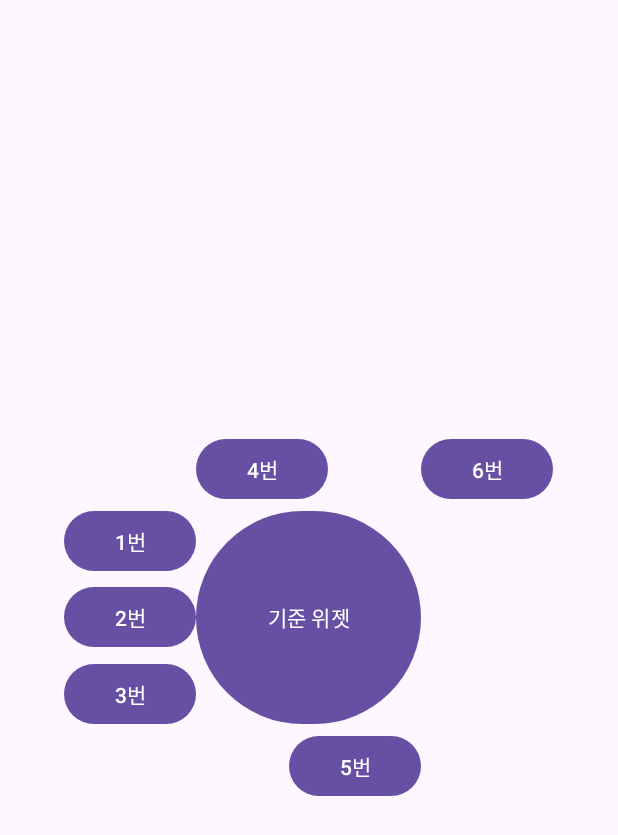
After one commit to jung0115/GNU_MobileProgramming, an Android app: the MainActivity3 screen opened directly, with no data from a screen before it, on a phone screen of 412 x 824 dp. The commit adds this screen. Shown: the top 835 px of the screen. Run offline under Robolectric (Android 15) with nearby library versions, the phone set to English and light mode, and no system bars.

Commit message:
[WEEK05] #8 - RelativeLayout 상대적인 위치

```diff
--- a/Week05_2/app/src/main/AndroidManifest.xml
+++ b/Week05_2/app/src/main/AndroidManifest.xml
@@ -13,6 +13,12 @@
         android:theme="@style/Theme.Week05_2"
         tools:targetApi="31">
         <activity
+            android:name=".MainActivity3"
+            android:exported="false" />
+        <activity
+            android:name=".MainActivity2"
+            android:exported="false" />
+        <activity
             android:name=".MainActivity"
             android:exported="true">
             <intent-filter>
--- a/Week05_2/app/src/main/java/jmi/gnu/week05_2/MainActivity.kt
+++ b/Week05_2/app/src/main/java/jmi/gnu/week05_2/MainActivity.kt
@@ -7,7 +7,7 @@ import android.widget.Button
 import android.widget.LinearLayout
 import android.widget.Toast
 
-// Kotlin 코드로 화면 만들기
+// 5-1. XML 없이 화면 코딩하기
 class MainActivity : AppCompatActivity() {
     override fun onCreate(savedInstanceState: Bundle?) {
         super.onCreate(savedInstanceState)
--- /dev/null
+++ b/Week05_2/app/src/main/java/jmi/gnu/week05_2/MainActivity3.kt
@@ -0,0 +1,11 @@
+package jmi.gnu.week05_2
+
+import androidx.appcompat.app.AppCompatActivity
+import android.os.Bundle
+
+class MainActivity3 : AppCompatActivity() {
+    override fun onCreate(savedInstanceState: Bundle?) {
+        super.onCreate(savedInstanceState)
+        setContentView(R.layout.activity_main2)
+    }
+}
--- /dev/null
+++ b/Week05_2/app/src/main/res/layout/activity_main2.xml
@@ -0,0 +1,59 @@
+<?xml version="1.0" encoding="utf-8"?>
+<RelativeLayout xmlns:android="http://schemas.android.com/apk/res/android"
+    xmlns:app="http://schemas.android.com/apk/res-auto"
+    xmlns:tools="http://schemas.android.com/tools"
+    android:layout_width="match_parent"
+    android:layout_height="match_parent"
+    tools:context=".MainActivity3">
+
+    <Button
+        android:id="@+id/baseBtn"
+        android:layout_width="150dp"
+        android:layout_height="150dp"
+        android:layout_centerHorizontal="true"
+        android:layout_centerVertical="true"
+        android:text="기준 위젯"/>
+
+    <Button
+        android:layout_width="wrap_content"
+        android:layout_height="wrap_content"
+        android:text="1번"
+        android:layout_alignTop="@id/baseBtn"
+        android:layout_toLeftOf="@id/baseBtn"/>
+
+    <Button
+        android:layout_width="wrap_content"
+        android:layout_height="wrap_content"
+        android:text="2번"
+        android:layout_alignBaseline="@id/baseBtn"
+        android:layout_toLeftOf="@id/baseBtn"/>
+
+    <Button
+        android:layout_width="wrap_content"
+        android:layout_height="wrap_content"
+        android:text="3번"
+        android:layout_alignBottom="@id/baseBtn"
+        android:layout_toLeftOf="@id/baseBtn"/>
+
+    <Button
+        android:layout_width="wrap_content"
+        android:layout_height="wrap_content"
+        android:text="4번"
+        android:layout_above="@id/baseBtn"
+        android:layout_alignLeft="@id/baseBtn"/>
+
+    <Button
+        android:layout_width="wrap_content"
+        android:layout_height="wrap_content"
+        android:text="5번"
+        android:layout_below="@id/baseBtn"
+        android:layout_alignRight="@id/baseBtn"/>
+
+    <Button
+        android:layout_width="wrap_content"
+        android:layout_height="wrap_content"
+        android:text="6번"
+        android:layout_above="@id/baseBtn"
+        android:layout_toRightOf="@id/baseBtn"/>
+
+</RelativeLayout>
```
Also changed, not shown: Week05_2/app/src/main/java/jmi/gnu/week05_2/MainActivity2.kt (added, +11 -0 lines), Week05_2/app/src/main/res/layout/activity_main.xml (added, +44 -0 lines).
